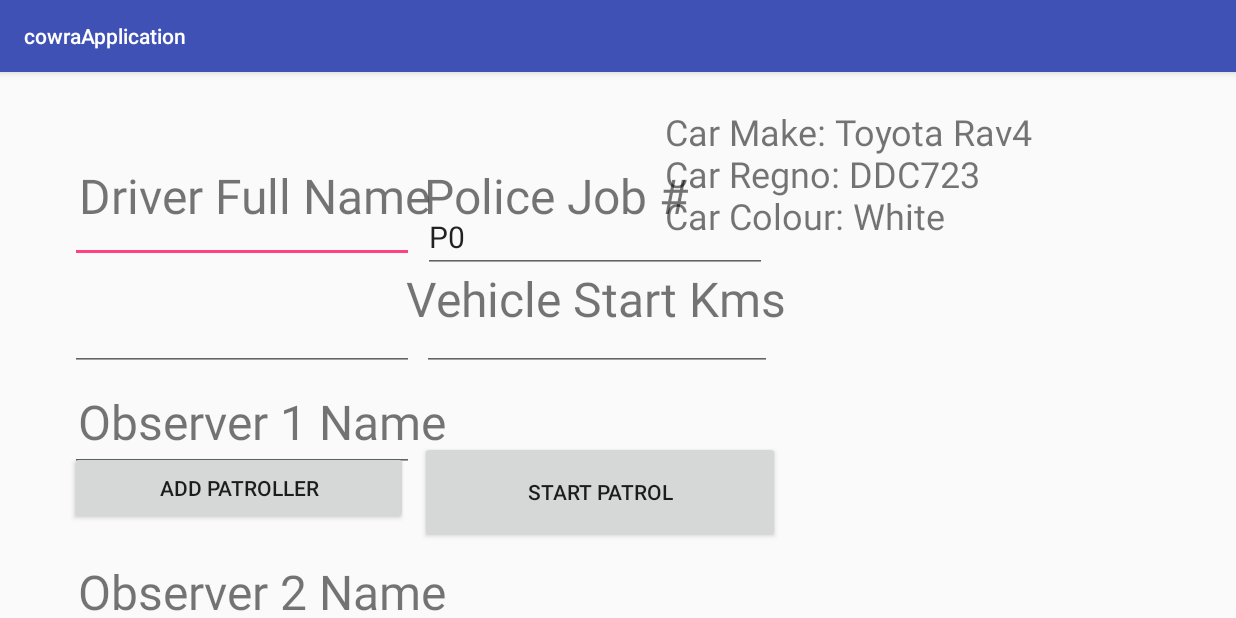
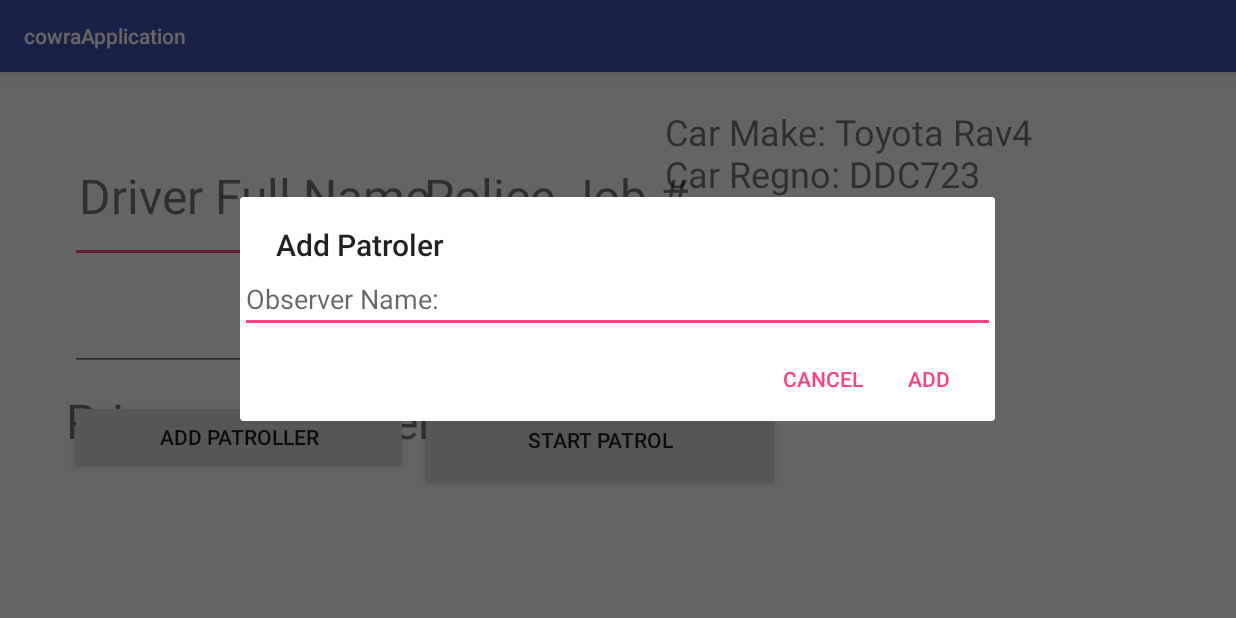
Before and after one commit to tillerD/cowraApplication, an Android app: the screen it shows after launch (SignIn), after a tap on "ADD PATROLLER", on a phone screen of 824 x 412 dp (held sideways). Run offline under Robolectric (Android 15) with nearby library versions, the phone set to English and light mode, and no system bars.

Commit message:
Mobile Application Beta 2.0

```diff
--- a/app/src/main/java/com/weltec/dylan/cowraapplication/Home.java
+++ b/app/src/main/java/com/weltec/dylan/cowraapplication/Home.java
@@ -260,6 +260,7 @@ public class Home extends Activity{
             rb[i] = new RadioButton(this);
             rb[i].setText(events.get(i).toString());
             rb[i].setId(i);
+            rb[i].setTextAppearance(this, android.R.style.TextAppearance_DeviceDefault_Medium);
             group.addView(rb[i]);
         }
     }
--- a/app/src/main/java/com/weltec/dylan/cowraapplication/SignIn.java
+++ b/app/src/main/java/com/weltec/dylan/cowraapplication/SignIn.java
@@ -40,7 +40,6 @@ public class SignIn extends AppCompatActivity {
     private List patrolers;
     private EditText driver;
     private EditText observer;
-    private EditText observer2;
     private EditText policeNum;
     private EditText kms;
     private String result;
@@ -61,7 +60,6 @@ public class SignIn extends AppCompatActivity {
         patrolers = new ArrayList<String>();
         driver = (EditText) findViewById(R.id.driverNameField);
         observer = (EditText) findViewById(R.id.ob1NameField);
-        observer2 = (EditText) findViewById(R.id.ob2NameField);
         policeNum = (EditText) findViewById(policeJobNumID);
         policeNum.setText("P0");
         kms = (EditText) findViewById(R.id.vecStartField);
@@ -70,19 +68,13 @@ public class SignIn extends AppCompatActivity {
         addUser.setOnClickListener(new OnClickListener() {
             @Override
             public void onClick(View v) {
-                if(observer2.length() > 0) {
-                    if(patrolers.size() < 2) {
-                        patrolerPopUp(v);
-                    } else {
-                        Toast.makeText(SignIn.this,
-                                "Too many patrolers added: max is 5 per vehicle.",
-                                Toast.LENGTH_SHORT).show();
-                    }
+                if(patrolers.size() < 3) {
+                    patrolerPopUp(v);
                 } else {
-                    Toast.makeText(SignIn.this, "Observer 2 field is empty!",
+                    Toast.makeText(SignIn.this,
+                            "Too many patrolers added: max is 5 per vehicle.",
                             Toast.LENGTH_SHORT).show();
                 }
-
             }
         });
         //StartPatrol button listener
@@ -289,7 +281,10 @@ public class SignIn extends AppCompatActivity {
         File file = new File(path, "/Description.txt");
         String desc = " ";
         for( Object temp : patrolers) {
-            desc += temp.toString() + " - ";
+            if(!temp.toString().equals(patrolers.get(0)) ||
+                    !temp.toString().equals(patrolers.get(1))) {
+                desc += temp.toString() + " - ";
+            }
         }
         String[] data = {id, desc};
         save(file, data);
@@ -477,9 +472,6 @@ public class SignIn extends AppCompatActivity {
     private void saveToArray() {
         patrolers.add(0, driver.getText());
         patrolers.add(1, observer.getText());
-        if (observer2.getText().length() > 0) {
-            patrolers.add(2, observer2.getText());
-        }
     }
 
     private String createID(Date time) {
--- a/app/src/main/res/layout/login.xml
+++ b/app/src/main/res/layout/login.xml
@@ -36,41 +36,22 @@
 
     <TextView
         android:id="@+id/Observer1Label"
-        android:layout_width="255dp"
-        android:layout_height="45dp"
+        android:layout_width="373dp"
+        android:layout_height="47dp"
+        android:layout_marginBottom="16dp"
+        android:layout_marginEnd="16dp"
+        android:layout_marginLeft="16dp"
+        android:layout_marginRight="16dp"
+        android:layout_marginStart="16dp"
+        android:layout_marginTop="177dp"
+        android:text="Primary Observer Name"
         android:textSize="32dp"
-        android:text="Observer 1 Name"
-        android:layout_marginLeft="16dp"
+        app:layout_constraintBottom_toBottomOf="parent"
+        app:layout_constraintHorizontal_bias="0.067"
         app:layout_constraintLeft_toLeftOf="parent"
-        android:layout_marginRight="16dp"
         app:layout_constraintRight_toRightOf="parent"
-        app:layout_constraintHorizontal_bias="0.067"
         app:layout_constraintTop_toTopOf="@+id/guideline"
-        android:layout_marginTop="177dp"
-        app:layout_constraintBottom_toBottomOf="parent"
-        android:layout_marginBottom="16dp"
-        app:layout_constraintVertical_bias="0.13"
-        android:layout_marginStart="16dp"
-        android:layout_marginEnd="16dp" />
-
-    <TextView
-        android:id="@+id/Observer2Label"
-        android:layout_width="250dp"
-        android:layout_height="45dp"
-        android:textSize="32dp"
-        android:text="Observer 2 Name"
-        android:layout_marginRight="16dp"
-        app:layout_constraintRight_toRightOf="parent"
-        android:layout_marginLeft="16dp"
-        app:layout_constraintLeft_toLeftOf="parent"
-        app:layout_constraintHorizontal_bias="0.067"
-        app:layout_constraintTop_toTopOf="parent"
-        android:layout_marginTop="329dp"
-        app:layout_constraintBottom_toBottomOf="parent"
-        android:layout_marginBottom="16dp"
-        app:layout_constraintVertical_bias="0.19"
-        android:layout_marginStart="16dp"
-        android:layout_marginEnd="16dp" />
+        app:layout_constraintVertical_bias="0.13" />
 
     <TextView
         android:id="@+id/VecStartLabel"
@@ -139,21 +120,6 @@
         app:layout_constraintVertical_bias="0.479" />
 
     <EditText
-        android:id="@+id/ob2NameField"
-        android:layout_width="229dp"
-        android:layout_height="48dp"
-        android:ems="10"
-        android:textSize="20dp"
-        android:inputType="textPersonName"
-        android:text=""
-        app:layout_constraintRight_toRightOf="parent"
-        app:layout_constraintLeft_toLeftOf="parent"
-        app:layout_constraintHorizontal_bias="0.078"
-        app:layout_constraintBottom_toBottomOf="parent"
-        app:layout_constraintTop_toTopOf="parent"
-        app:layout_constraintVertical_bias="0.692" />
-
-    <EditText
         android:id="@+id/vecStartField"
         android:layout_width="233dp"
         android:layout_height="48dp"
@@ -192,7 +158,7 @@
         app:layout_constraintLeft_toLeftOf="parent"
         app:layout_constraintBottom_toBottomOf="parent"
         app:layout_constraintTop_toTopOf="parent"
-        app:layout_constraintVertical_bias="0.83"
+        app:layout_constraintVertical_bias="0.715"
         app:layout_constraintHorizontal_bias="0.479" />
 
     <Button
@@ -205,7 +171,7 @@
         app:layout_constraintLeft_toLeftOf="parent"
         app:layout_constraintRight_toRightOf="parent"
         app:layout_constraintTop_toTopOf="parent"
-        app:layout_constraintVertical_bias="0.804" />
+        app:layout_constraintVertical_bias="0.695" />
 
     <TextView
         android:id="@+id/patrolInfo"
--- a/app/src/main/res/layout/new_event.xml
+++ b/app/src/main/res/layout/new_event.xml
@@ -272,7 +272,7 @@
         android:hint="Event Description"
         android:inputType=""
         android:text=""
-        android:textSize="14dp"
+        android:textSize="24sp"
         app:layout_constraintBottom_toBottomOf="parent"
         app:layout_constraintHorizontal_bias="0.943"
         app:layout_constraintLeft_toLeftOf="parent"
```
Also changed, not shown: app/src/main/java/com/weltec/dylan/cowraapplication/EditEvent.java (+64 -52 lines), app/src/main/java/com/weltec/dylan/cowraapplication/NewEvent.java (+38 -24 lines).
